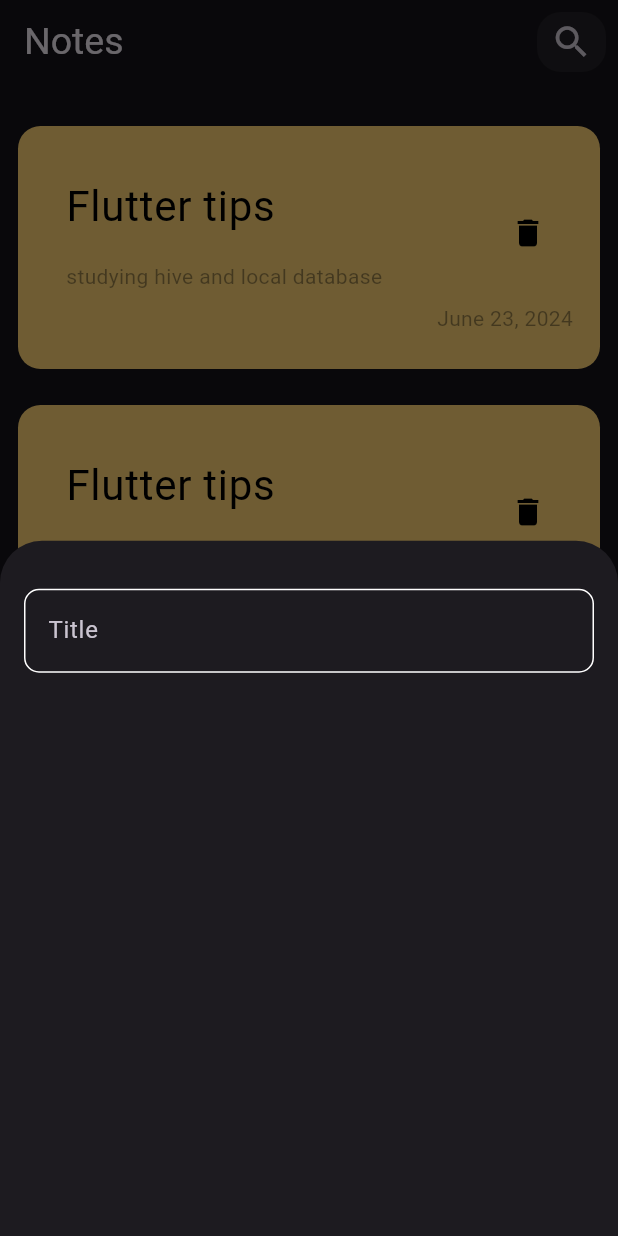
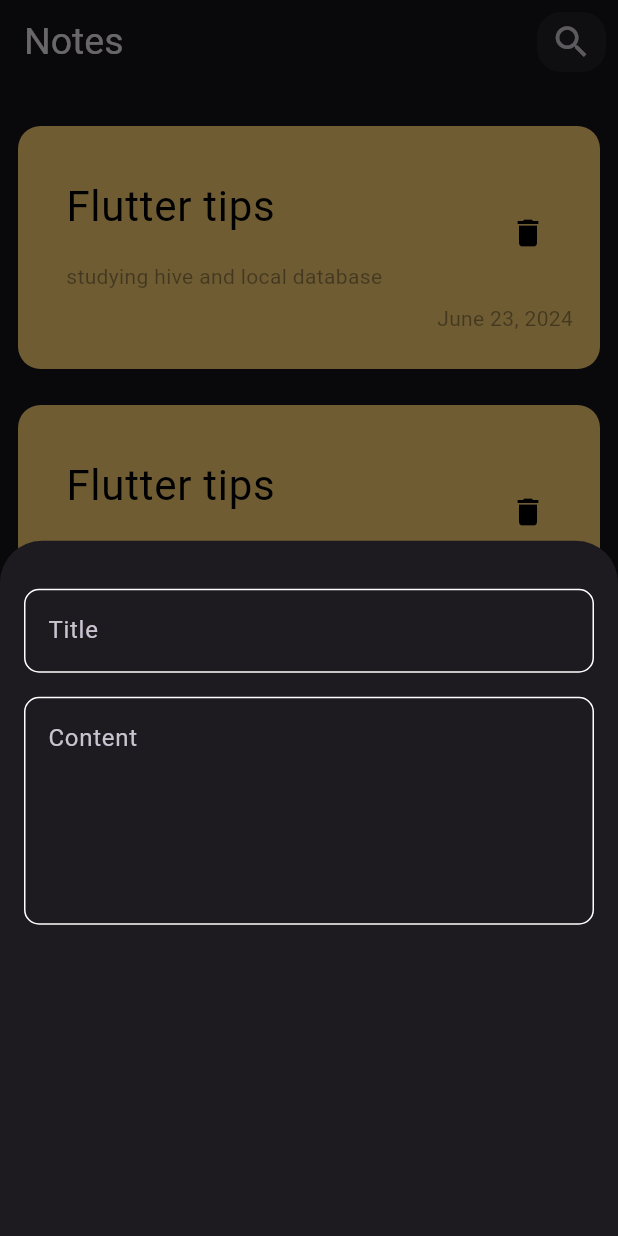
Before and after one commit to AyaHassan55/notes-app, a Flutter app: the screen it shows after launch, after a tap on the "add" icon, on a phone screen of 412 x 824 dp. Run offline on Flutter 3.47's test engine with Material 3 defaults, Android fonts, the phone set to English and light mode, and no system bars.

Commit message:
add fields to note bottom sheet

```diff
--- a/lib/widgets/add_note_show_bottom_sheet.dart
+++ b/lib/widgets/add_note_show_bottom_sheet.dart
@@ -11,7 +11,14 @@ class AddNoteBottomSheet extends StatelessWidget {
       child: Column(
         children: [
           SizedBox(height: 32,),
-          CustomTextField(),
+          CustomTextField(
+            hint:"Title"
+          ),
+          SizedBox(height:16),
+          CustomTextField(
+              hint:"Content",
+              maxLines: 5,
+          ),
 
         ],
       ),
--- a/lib/widgets/custom_text_field.dart
+++ b/lib/widgets/custom_text_field.dart
@@ -2,14 +2,18 @@ import 'package:flutter/material.dart';
 import 'package:notes_app/constants.dart';
 
 class CustomTextField extends StatelessWidget {
-  const CustomTextField({super.key});
+  const CustomTextField({super.key, required this.hint,  this.maxLines=1});
 
+  final String hint;
+  final int maxLines;
   @override
   Widget build(BuildContext context) {
     return TextField(
       cursorColor: primaryColor,
+      maxLines:maxLines,
       decoration: InputDecoration(
-        hintText: 'Title',
+        hintText: hint,
+
         border: buildOutlineInputBorder(),
         enabledBorder: buildOutlineInputBorder(),
         focusedBorder: buildOutlineInputBorder(primaryColor),
```
